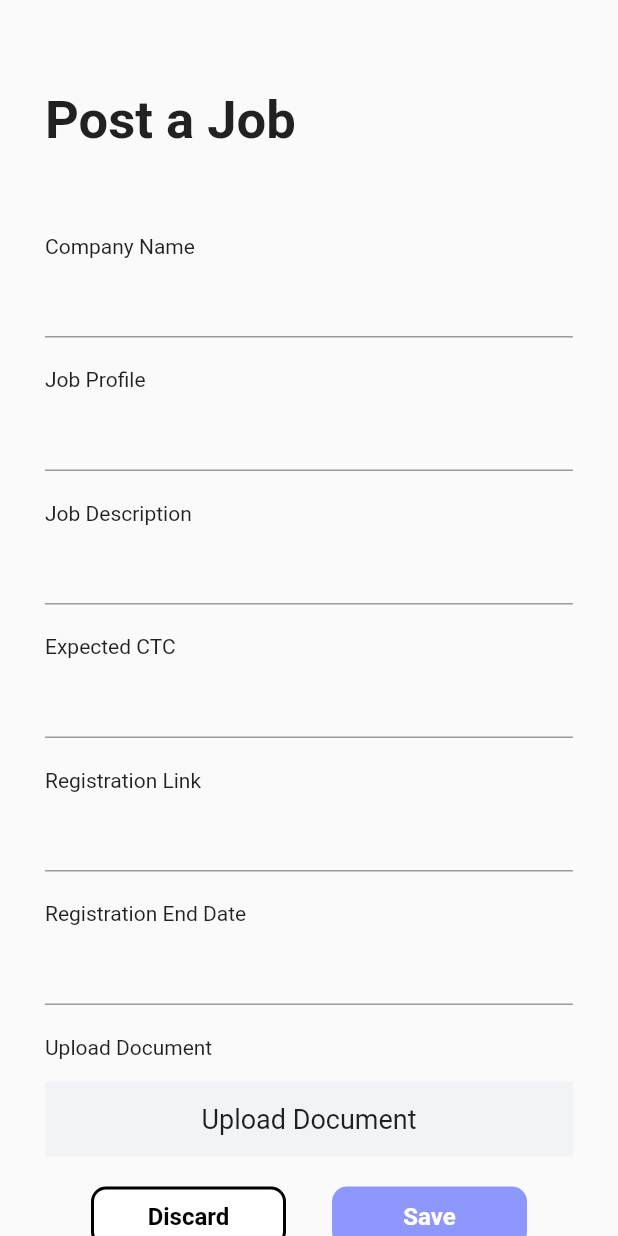
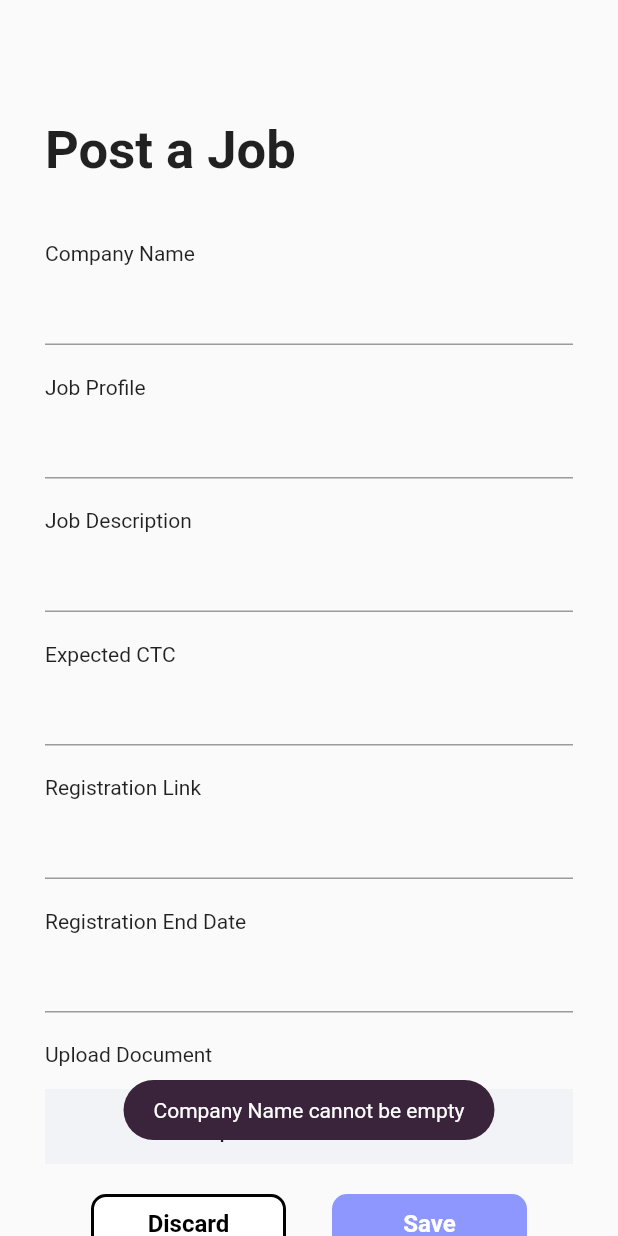
Before and after one commit to rishabhbajpai2000/ccpd_application, a Flutter app: the screen it shows after launch, after a tap on "Save", on a phone screen of 412 x 824 dp. Run offline on Flutter 3.47's test engine with Material 2 defaults, Android fonts, the phone set to English and light mode, and no system bars; our stand-ins replace file_picker, fluttertoast.

Commit message:
form validation added.

```diff
--- /dev/null
+++ b/lib/ReusableComponents/FormFields.dart
@@ -0,0 +1,20 @@
+import 'package:flutter/material.dart';
+
+Widget formField({required String Heading, required TextEditingController controller,required bool numericalKeyboard }) {
+  return Column(crossAxisAlignment: CrossAxisAlignment.start, children: [
+    Text(
+      Heading,
+    ),
+    SizedBox(
+      height: 5,
+    ),
+    TextField(
+      controller: controller,
+      decoration: InputDecoration(),
+      keyboardType: numericalKeyboard == true? TextInputType.number:TextInputType.text
+    ),
+    SizedBox(
+      height: 20,
+    )
+  ]);
+}
--- a/lib/View/JobPosting.dart
+++ b/lib/View/JobPosting.dart
@@ -1,4 +1,6 @@
 import 'package:ccpd_application/Controllers/APICalls.dart';
+import 'package:ccpd_application/Controllers/Utils.dart';
+import 'package:ccpd_application/ReusableComponents/FormFields.dart';
 import 'package:file_picker/file_picker.dart';
 import 'package:flutter/material.dart';
 import 'package:intl/intl.dart';
@@ -11,6 +13,7 @@ class JobPosting extends StatefulWidget {
 }
 
 class _JobPostingState extends State<JobPosting> {
+
   final companyName = TextEditingController();
   final jobProfile = TextEditingController();
   final jobDescription = TextEditingController();
@@ -31,7 +34,7 @@ class _JobPostingState extends State<JobPosting> {
             crossAxisAlignment: CrossAxisAlignment.start,
             children: <Widget>[
               Padding(
-                padding: const EdgeInsets.only(top: 30, bottom: 55),
+                padding: const EdgeInsets.only(top: 50, bottom: 40),
                 child: Row(
                   children: [
                     Text(
@@ -42,72 +45,28 @@ class _JobPostingState extends State<JobPosting> {
                   ],
                 ),
               ),
-              Text(
-                'Company Name',
-              ),
-              SizedBox(
-                height: 5,
-              ),
-              TextField(
+              formField(
+                  Heading: "Company Name",
                   controller: companyName,
-                decoration: InputDecoration(),
-              ),
-              SizedBox(
-                height: 20,
-              ),
-              Text(
-                'Job Profile ',
-              ),
-              SizedBox(
-                height: 5,
-              ),
-              TextField(
+                  numericalKeyboard: false),
+              formField(
+                  Heading: "Job Profile",
                   controller: jobProfile,
-                decoration: InputDecoration(),
-              ),
-              SizedBox(
-                height: 20,
-              ),
-              Text(
-                'Job Description ',
-              ),
-              SizedBox(
-                height: 5,
-              ),
-              TextField(
+                  numericalKeyboard: false),
+              formField(
+                  Heading: "Job Description",
                   controller: jobDescription,
-                decoration: InputDecoration(),
-              ),
-              SizedBox(
-                height: 20,
-              ),
-              Text(
-                'Expected CTC ',
-              ),
-              SizedBox(
-                height: 5,
-              ),
-              TextField(
-                keyboardType: TextInputType.number,
+                  numericalKeyboard: false),
+              formField(
+                  Heading: "Expected CTC",
                   controller: expectedCTC,
-                decoration: InputDecoration(),
-              ),
-              SizedBox(
-                height: 20,
-              ),
-              Text(
-                'Registration Link ',
-              ),
-              SizedBox(
-                height: 5,
-              ),
-              TextField(
+                  numericalKeyboard: true),
+              formField(
+                  Heading: "Registration Link",
                   controller: registrationLink,
-                decoration: InputDecoration(),
-              ),
-              SizedBox(
-                height: 20,
-              ),
+                  numericalKeyboard: false),
+
+              // Registration End Date
               Text(
                 'Registration End Date ',
               ),
@@ -123,7 +82,6 @@ class _JobPostingState extends State<JobPosting> {
                       initialDate: DateTime.now(),
                       firstDate: DateTime(DateTime.now().year - 5),
                       lastDate: DateTime(2101));
-
                   if (pickedDate != null) {
                     setState(() {
                       registrationEndDate.text =
@@ -135,6 +93,8 @@ class _JobPostingState extends State<JobPosting> {
               SizedBox(
                 height: 20,
               ),
+
+              // Upload Document
               Text("Upload Document"),
               SizedBox(
                 height: 15,
@@ -159,10 +119,26 @@ class _JobPostingState extends State<JobPosting> {
               SizedBox(
                 height: 20,
               ),
+
+
+              // discard and save buttons
               Row(
                 mainAxisAlignment: MainAxisAlignment.spaceEvenly,
                 children: [
-                  Container(
+                  GestureDetector(
+                    onTap: () {
+                      companyName.clear();
+                      jobProfile.clear();
+                      jobDescription.clear();
+                      expectedCTC.clear();
+                      registrationLink.clear();
+                      registrationEndDate.clear();
+                      setState(() {
+                        pickedFile = null;
+                        documentSelected = false;
+                      });
+                    },
+                    child: Container(
                       width: 130,
                       height: 40,
                       decoration: BoxDecoration(
@@ -184,9 +160,10 @@ class _JobPostingState extends State<JobPosting> {
                         ),
                       ),
                     ),
+                  ),
                   GestureDetector(
                     onTap: () async {
-                      // String jDLink = "www.google.com";
+                      if (validateInput()) {
                         String jDLink =
                             await APICalls().getTheJDLink(file: pickedFile);
                         await APICalls.postTheJob(
@@ -198,6 +175,7 @@ class _JobPostingState extends State<JobPosting> {
                             jDLink:
                                 jDLink, // TODO: generate a link through firebase
                             registrationEndDate: registrationEndDate.text);
+                      }
                     },
                     child: Container(
                       width: 130,
@@ -240,4 +218,30 @@ class _JobPostingState extends State<JobPosting> {
       pickedFile = result.files.first;
     });
   }
+
+  bool validateInput() {
+    if (companyName.text.isEmpty) {
+      Utils.toastMessage("Company Name cannot be empty");
+      return false;
+    } else if (jobProfile.text.isEmpty) {
+      Utils.toastMessage("Job Profile cannot be empty");
+      return false;
+    } else if (jobDescription.text.isEmpty) {
+      Utils.toastMessage("Job Description cannot be empty");
+      return false;
+    } else if (expectedCTC.text.isEmpty) {
+      Utils.toastMessage("Expected CTC cannot be empty");
+      return false;
+    } else if (registrationLink.text.isEmpty) {
+      Utils.toastMessage("Registration Link cannot be empty");
+      return false;
+    } else if (registrationEndDate.text.isEmpty) {
+      Utils.toastMessage("Registration End Date cannot be empty");
+      return false;
+    } else if (pickedFile == null) {
+      Utils.toastMessage("Please select a document");
+      return false;
     }
+    return true;
+  }
+}
```
Lines whose indentation alone changed are shown as unchanged.
